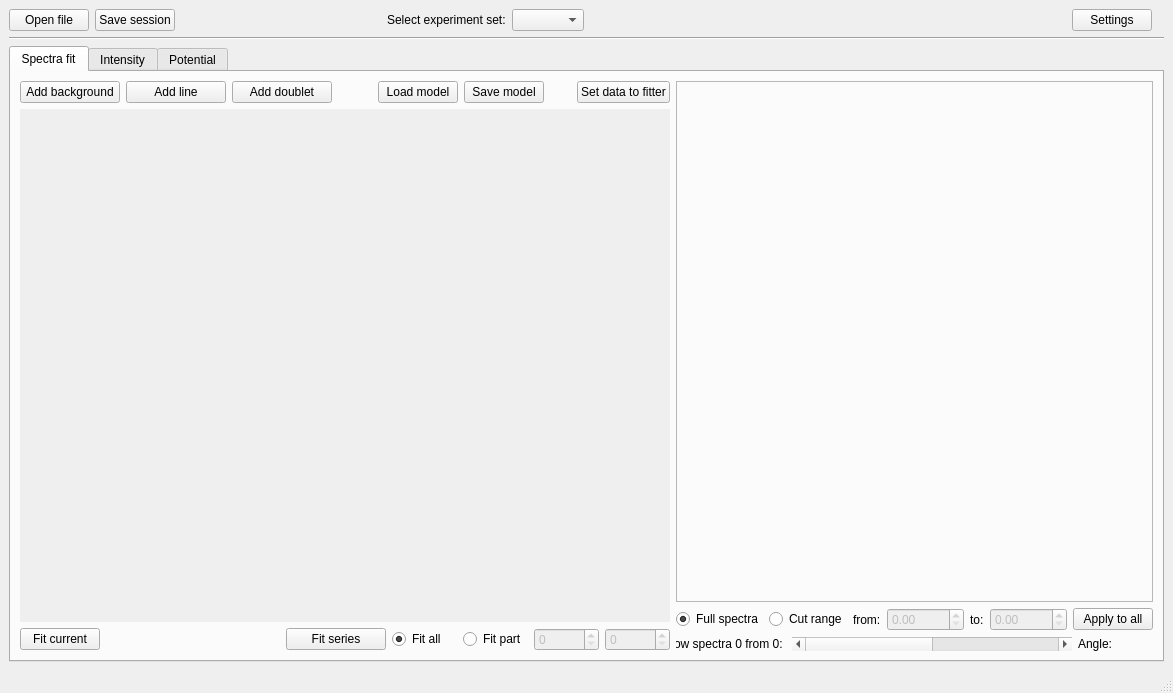
yamedvedya/ntr_haxpes, file src/ui/main_window.ui: the form before one commit.
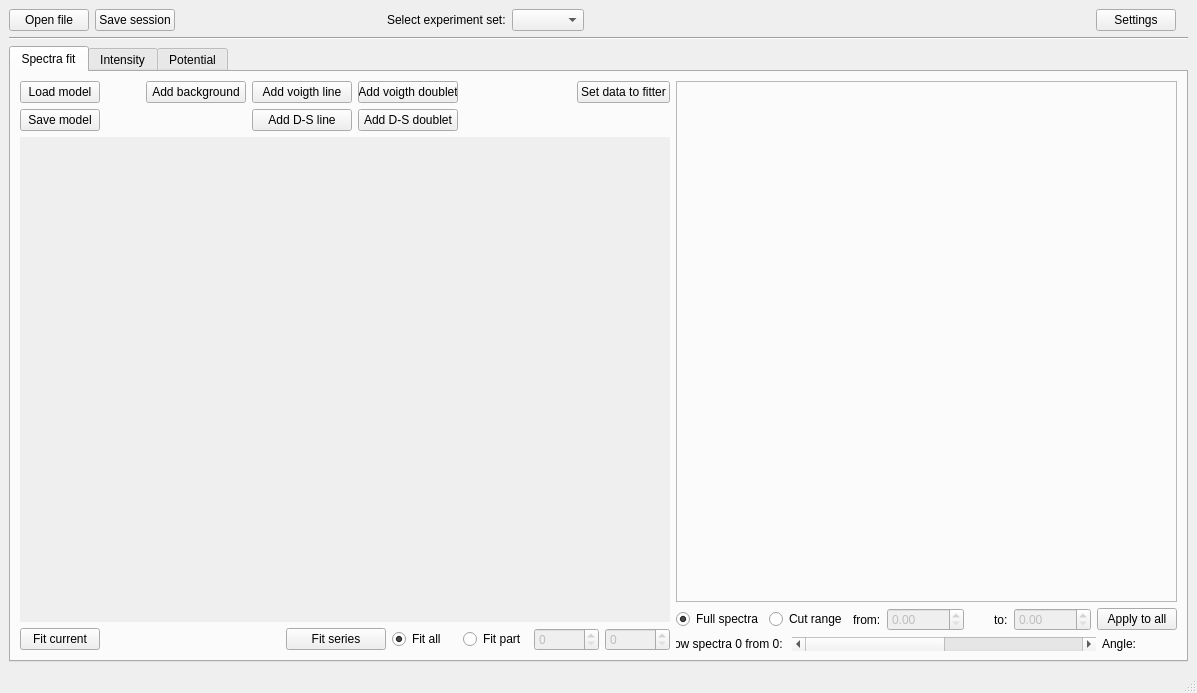
The form after the commit.

```diff
--- a/src/ui/main_window.ui
+++ b/src/ui/main_window.ui
@@ -6,7 +6,7 @@
    <rect>
     <x>0</x>
     <y>0</y>
-    <width>1144</width>
+    <width>1197</width>
     <height>693</height>
    </rect>
   </property>
@@ -34,69 +34,19 @@
        <attribute name="title">
         <string>Spectra fit</string>
        </attribute>
-       <layout class="QGridLayout" name="gridLayout_6" columnstretch="0,1">
-        <item row="0" column="0">
+       <layout class="QHBoxLayout" name="horizontalLayout_2" stretch="0,1">
+        <item>
          <layout class="QVBoxLayout" name="verticalLayout_2" stretch="0,1,0">
           <item>
-           <layout class="QHBoxLayout" name="horizontalLayout_2">
-            <item>
-             <widget class="QPushButton" name="s_cmd_add_back">
-              <property name="minimumSize">
-               <size>
-                <width>100</width>
-                <height>0</height>
-               </size>
-              </property>
-              <property name="maximumSize">
-               <size>
-                <width>100</width>
-                <height>16777215</height>
-               </size>
-              </property>
+           <layout class="QGridLayout" name="gridLayout_6">
+            <item row="0" column="0">
+             <widget class="QPushButton" name="s_but_load_model">
               <property name="text">
-               <string>Add background</string>
+               <string>Load model</string>
               </property>
              </widget>
             </item>
-            <item>
-             <widget class="QPushButton" name="s_cmd_add_line">
-              <property name="minimumSize">
-               <size>
-                <width>100</width>
-                <height>0</height>
-               </size>
-              </property>
-              <property name="maximumSize">
-               <size>
-                <width>100</width>
-                <height>16777215</height>
-               </size>
-              </property>
-              <property name="text">
-               <string>Add line</string>
-              </property>
-             </widget>
-            </item>
-            <item>
-             <widget class="QPushButton" name="s_cmd_add_doublet">
-              <property name="minimumSize">
-               <size>
-                <width>100</width>
-                <height>0</height>
-               </size>
-              </property>
-              <property name="maximumSize">
-               <size>
-                <width>100</width>
-                <height>16777215</height>
-               </size>
-              </property>
-              <property name="text">
-               <string>Add doublet</string>
-              </property>
-             </widget>
-            </item>
-            <item>
+            <item row="0" column="1">
              <spacer name="horizontalSpacer_5">
               <property name="orientation">
                <enum>Qt::Horizontal</enum>
@@ -112,21 +62,64 @@
               </property>
              </spacer>
             </item>
-            <item>
-             <widget class="QPushButton" name="s_but_load_model">
+            <item row="0" column="2">
+             <widget class="QPushButton" name="s_cmd_add_back">
+              <property name="minimumSize">
+               <size>
+                <width>100</width>
+                <height>0</height>
+               </size>
+              </property>
+              <property name="maximumSize">
+               <size>
+                <width>100</width>
+                <height>16777215</height>
+               </size>
+              </property>
               <property name="text">
-               <string>Load model</string>
+               <string>Add background</string>
               </property>
              </widget>
             </item>
-            <item>
-             <widget class="QPushButton" name="s_but_save_model">
+            <item row="0" column="3">
+             <widget class="QPushButton" name="s_cmd_add_s_voi">
+              <property name="minimumSize">
+               <size>
+                <width>100</width>
+                <height>0</height>
+               </size>
+              </property>
+              <property name="maximumSize">
+               <size>
+                <width>100</width>
+                <height>16777215</height>
+               </size>
+              </property>
               <property name="text">
-               <string>Save model</string>
+               <string>Add voigth line</string>
               </property>
              </widget>
             </item>
-            <item>
+            <item row="0" column="4">
+             <widget class="QPushButton" name="s_cmd_add_d_voi">
+              <property name="minimumSize">
+               <size>
+                <width>100</width>
+                <height>0</height>
+               </size>
+              </property>
+              <property name="maximumSize">
+               <size>
+                <width>100</width>
+                <height>16777215</height>
+               </size>
+              </property>
+              <property name="text">
+               <string>Add voigth doublet</string>
+              </property>
+             </widget>
+            </item>
+            <item row="0" column="5">
              <spacer name="horizontalSpacer_2">
               <property name="orientation">
                <enum>Qt::Horizontal</enum>
@@ -139,7 +132,7 @@
               </property>
              </spacer>
             </item>
-            <item>
+            <item row="0" column="6">
              <widget class="QPushButton" name="s_pb_set_data">
               <property name="maximumSize">
                <size>
@@ -152,6 +145,51 @@
               </property>
              </widget>
             </item>
+            <item row="1" column="0">
+             <widget class="QPushButton" name="s_but_save_model">
+              <property name="text">
+               <string>Save model</string>
+              </property>
+             </widget>
+            </item>
+            <item row="1" column="3">
+             <widget class="QPushButton" name="s_cmd_add_s_don">
+              <property name="minimumSize">
+               <size>
+                <width>100</width>
+                <height>0</height>
+               </size>
+              </property>
+              <property name="maximumSize">
+               <size>
+                <width>100</width>
+                <height>16777215</height>
+               </size>
+              </property>
+              <property name="text">
+               <string>Add D-S line</string>
+              </property>
+             </widget>
+            </item>
+            <item row="1" column="4">
+             <widget class="QPushButton" name="s_cmd_add_d_don">
+              <property name="minimumSize">
+               <size>
+                <width>100</width>
+                <height>0</height>
+               </size>
+              </property>
+              <property name="maximumSize">
+               <size>
+                <width>100</width>
+                <height>16777215</height>
+               </size>
+              </property>
+              <property name="text">
+               <string>Add D-S doublet</string>
+              </property>
+             </widget>
+            </item>
            </layout>
           </item>
           <item>
@@ -195,7 +233,7 @@
                <x>0</x>
                <y>0</y>
                <width>650</width>
-               <height>488</height>
+               <height>459</height>
               </rect>
              </property>
             </widget>
@@ -367,7 +405,7 @@
           </item>
          </layout>
         </item>
-        <item row="0" column="1">
+        <item>
          <layout class="QVBoxLayout" name="verticalLayout" stretch="1,0,0">
           <item>
            <widget class="QFrame" name="spectra_plots">
@@ -1034,7 +1072,7 @@
     <rect>
      <x>0</x>
      <y>0</y>
-     <width>1144</width>
+     <width>1197</width>
      <height>21</height>
     </rect>
    </property>
```
